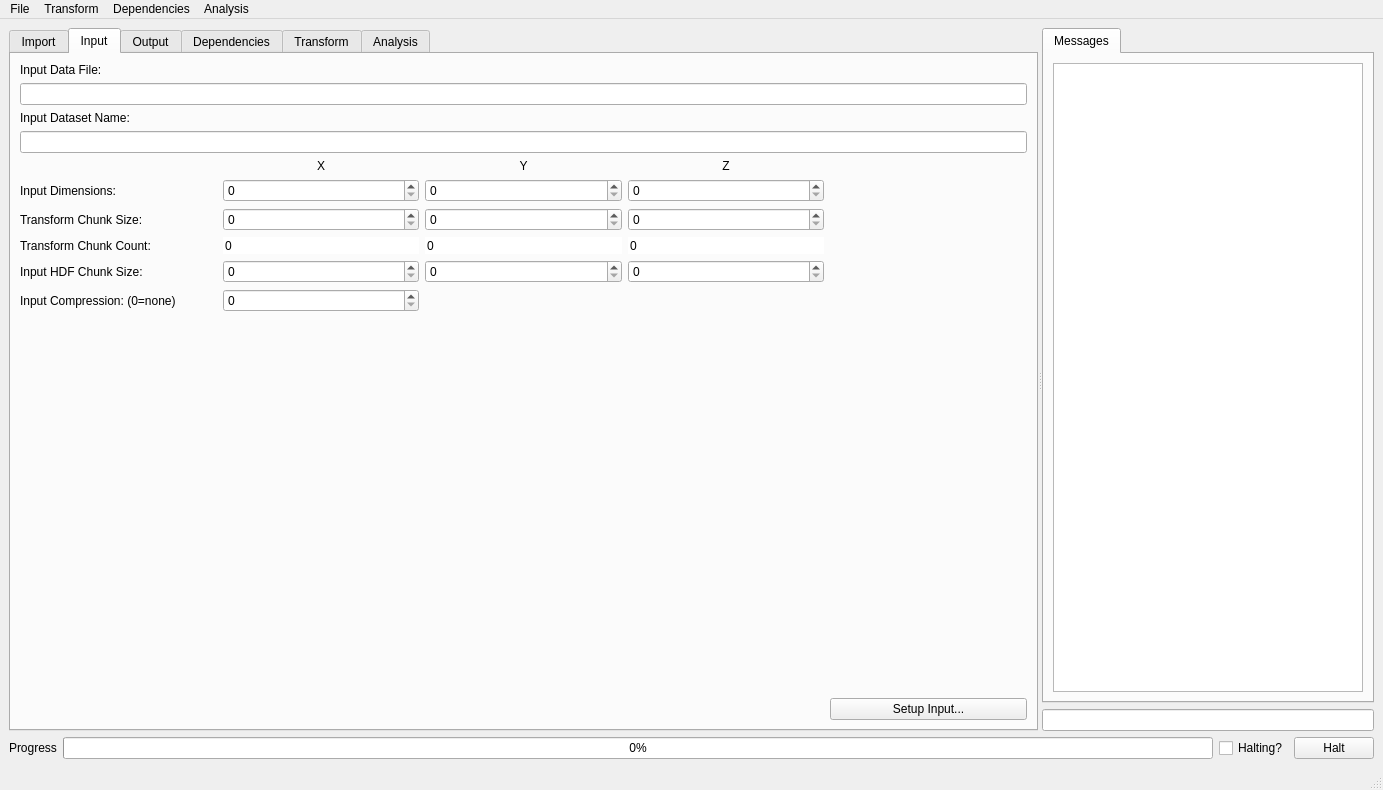
This is cctwqt/cctwqtmainwindow.ui in guyjennings/cctw as Qt 5 draws it before an edit. The edited form follows.
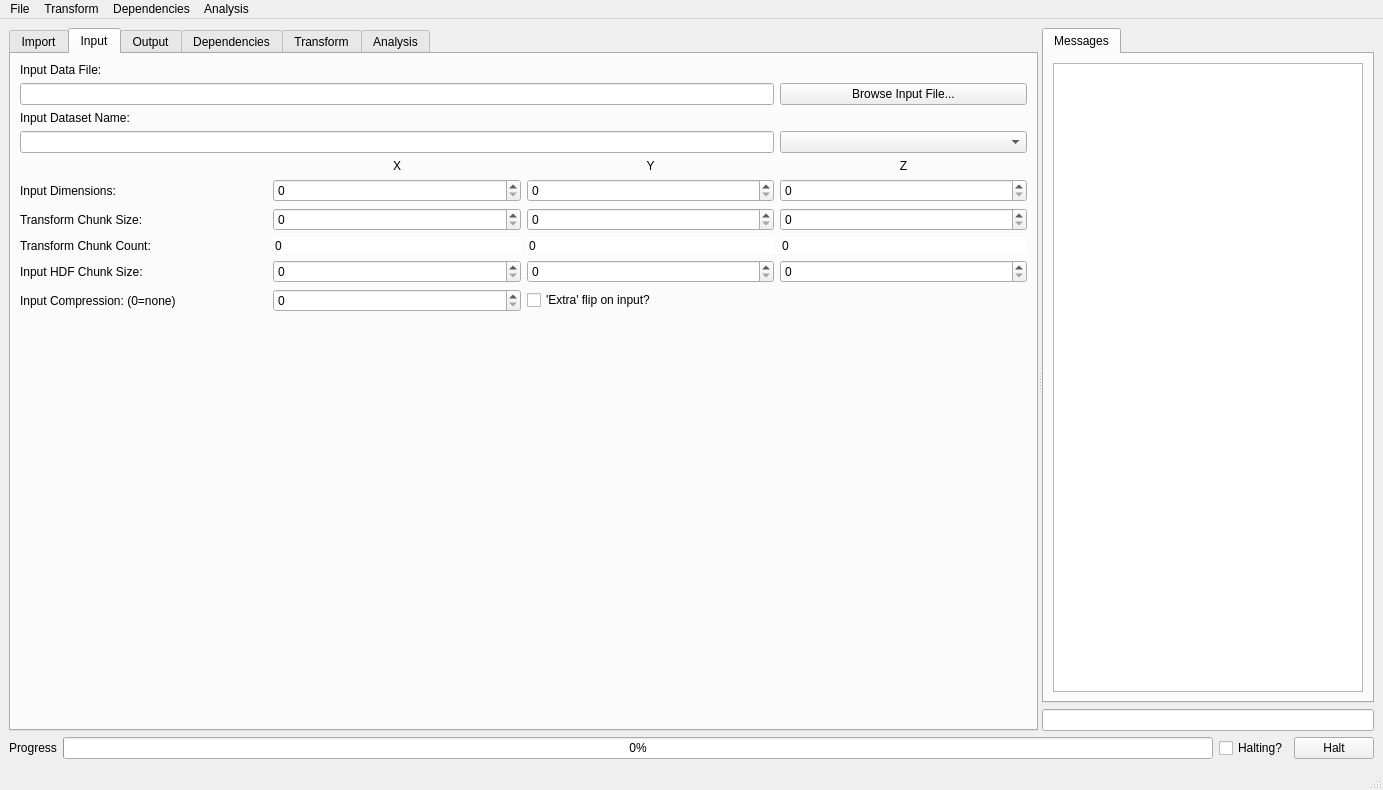
This is the edited form. Custom widgets are drawn as their Qt base class.

Commit message:
Moved 'setup input' dialog functionality into main window and eliminated setup input dialog
Added checkbox to control 'extraFlip' parameter

Patch:
```diff
--- a/cctwqt/cctwqtmainwindow.ui
+++ b/cctwqt/cctwqtmainwindow.ui
@@ -226,8 +226,39 @@
         <attribute name="title">
          <string>Input</string>
         </attribute>
-        <layout class="QGridLayout" name="gridLayout_4">
-         <item row="4" column="2">
+        <layout class="QGridLayout" name="gridLayout">
+         <item row="0" column="0">
+          <widget class="QLabel" name="label">
+           <property name="text">
+            <string>Input Data File:</string>
+           </property>
+          </widget>
+         </item>
+         <item row="1" column="3">
+          <widget class="QPushButton" name="m_BrowseInputFile">
+           <property name="text">
+            <string>Browse Input File...</string>
+           </property>
+          </widget>
+         </item>
+         <item row="2" column="0">
+          <widget class="QLabel" name="label_3">
+           <property name="text">
+            <string>Input Dataset Name:</string>
+           </property>
+          </widget>
+         </item>
+         <item row="5" column="1">
+          <widget class="QLabel" name="label_25">
+           <property name="text">
+            <string>X</string>
+           </property>
+           <property name="alignment">
+            <set>Qt::AlignCenter</set>
+           </property>
+          </widget>
+         </item>
+         <item row="5" column="2">
           <widget class="QLabel" name="label_26">
            <property name="text">
             <string>Y</string>
@@ -237,20 +268,7 @@
            </property>
           </widget>
          </item>
-         <item row="9" column="2">
-          <widget class="QSpinBox" name="m_InputHDFChunkY">
-           <property name="toolTip">
-            <string>Output HDF Chunk Size in Y</string>
-           </property>
-           <property name="readOnly">
-            <bool>false</bool>
-           </property>
-           <property name="maximum">
-            <number>999999</number>
-           </property>
-          </widget>
-         </item>
-         <item row="4" column="3">
+         <item row="5" column="3">
           <widget class="QLabel" name="label_27">
            <property name="text">
             <string>Z</string>
@@ -260,25 +278,15 @@
            </property>
           </widget>
          </item>
-         <item row="5" column="0">
+         <item row="6" column="0">
           <widget class="QLabel" name="label_17">
            <property name="text">
             <string>Input Dimensions:</string>
            </property>
           </widget>
          </item>
-         <item row="4" column="1">
-          <widget class="QLabel" name="label_25">
-           <property name="text">
-            <string>X</string>
-           </property>
-           <property name="alignment">
-            <set>Qt::AlignCenter</set>
-           </property>
-          </widget>
-         </item>
-         <item row="5" column="3">
-          <widget class="QSpinBox" name="m_InputDimensionsZ">
+         <item row="6" column="1">
+          <widget class="QSpinBox" name="m_InputDimensionsX">
            <property name="toolTip">
             <string>Output HDF Chunk Size in Z</string>
            </property>
@@ -290,21 +298,7 @@
            </property>
           </widget>
          </item>
-         <item row="2" column="0">
-          <widget class="QLabel" name="label_3">
-           <property name="text">
-            <string>Input Dataset Name:</string>
-           </property>
-          </widget>
-         </item>
-         <item row="1" column="0" colspan="5">
-          <widget class="QLineEdit" name="m_InputDataFileName">
-           <property name="readOnly">
-            <bool>true</bool>
-           </property>
-          </widget>
-         </item>
-         <item row="5" column="2">
+         <item row="6" column="2">
           <widget class="QSpinBox" name="m_InputDimensionsY">
            <property name="toolTip">
             <string>Output HDF Chunk Size in Y</string>
@@ -317,30 +311,10 @@
            </property>
           </widget>
          </item>
-         <item row="3" column="0" colspan="5">
-          <widget class="QLineEdit" name="m_InputDataSetName">
-           <property name="readOnly">
-            <bool>true</bool>
-           </property>
-          </widget>
-         </item>
-         <item row="7" column="2">
-          <widget class="QSpinBox" name="m_InputChunkY">
+         <item row="6" column="3">
+          <widget class="QSpinBox" name="m_InputDimensionsZ">
            <property name="toolTip">
-            <string>Output HDF Chunk Size in Y</string>
-           </property>
-           <property name="readOnly">
-            <bool>false</bool>
-           </property>
-           <property name="maximum">
-            <number>999999</number>
-           </property>
-          </widget>
-         </item>
-         <item row="7" column="1">
-          <widget class="QSpinBox" name="m_InputChunkX">
-           <property name="toolTip">
-            <string>Output HDF Chunk Size in X</string>
+            <string>Output HDF Chunk Size in Z</string>
            </property>
            <property name="readOnly">
             <bool>false</bool>
@@ -357,28 +331,34 @@
            </property>
           </widget>
          </item>
-         <item row="11" column="0" colspan="5">
-          <spacer name="verticalSpacer_2">
-           <property name="orientation">
-            <enum>Qt::Vertical</enum>
+         <item row="7" column="1">
+          <widget class="QSpinBox" name="m_InputChunkX">
+           <property name="toolTip">
+            <string>Output HDF Chunk Size in X</string>
            </property>
-           <property name="sizeHint" stdset="0">
-            <size>
-             <width>508</width>
-             <height>516</height>
-            </size>
+           <property name="readOnly">
+            <bool>false</bool>
            </property>
-          </spacer>
+           <property name="maximum">
+            <number>999999</number>
+           </property>
+          </widget>
          </item>
-         <item row="0" column="0">
-          <widget class="QLabel" name="label">
-           <property name="text">
-            <string>Input Data File:</string>
+         <item row="7" column="2">
+          <widget class="QSpinBox" name="m_InputChunkY">
+           <property name="toolTip">
+            <string>Output HDF Chunk Size in Y</string>
            </property>
+           <property name="readOnly">
+            <bool>false</bool>
+           </property>
+           <property name="maximum">
+            <number>999999</number>
+           </property>
           </widget>
          </item>
-         <item row="9" column="1">
-          <widget class="QSpinBox" name="m_InputHDFChunkX">
+         <item row="7" column="3">
+          <widget class="QSpinBox" name="m_InputChunkZ">
            <property name="toolTip">
             <string>Output HDF Chunk Size in X</string>
            </property>
@@ -390,25 +370,69 @@
            </property>
           </widget>
          </item>
-         <item row="12" column="4">
-          <widget class="QPushButton" name="m_SetupInputButton">
+         <item row="8" column="0">
+          <widget class="QLabel" name="label_18">
            <property name="text">
-            <string>Setup Input...</string>
+            <string>Transform Chunk Count:</string>
            </property>
           </widget>
          </item>
-         <item row="12" column="0" colspan="4">
-          <spacer name="horizontalSpacer_3">
-           <property name="orientation">
-            <enum>Qt::Horizontal</enum>
+         <item row="8" column="1">
+          <widget class="QSpinBox" name="m_InputCountX">
+           <property name="toolTip">
+            <string>Output HDF Chunk Size in X</string>
            </property>
-           <property name="sizeHint" stdset="0">
-            <size>
-             <width>501</width>
-             <height>20</height>
-            </size>
+           <property name="frame">
+            <bool>false</bool>
            </property>
-          </spacer>
+           <property name="readOnly">
+            <bool>true</bool>
+           </property>
+           <property name="buttonSymbols">
+            <enum>QAbstractSpinBox::NoButtons</enum>
+           </property>
+           <property name="maximum">
+            <number>999999</number>
+           </property>
+          </widget>
+         </item>
+         <item row="8" column="2">
+          <widget class="QSpinBox" name="m_InputCountY">
+           <property name="toolTip">
+            <string>Output HDF Chunk Size in Y</string>
+           </property>
+           <property name="frame">
+            <bool>false</bool>
+           </property>
+           <property name="readOnly">
+            <bool>true</bool>
+           </property>
+           <property name="buttonSymbols">
+            <enum>QAbstractSpinBox::NoButtons</enum>
+           </property>
+           <property name="maximum">
+            <number>999999</number>
+           </property>
+          </widget>
+         </item>
+         <item row="8" column="3">
+          <widget class="QSpinBox" name="m_InputCountZ">
+           <property name="toolTip">
+            <string>Output HDF Chunk Size in Z</string>
+           </property>
+           <property name="frame">
+            <bool>false</bool>
+           </property>
+           <property name="readOnly">
+            <bool>true</bool>
+           </property>
+           <property name="buttonSymbols">
+            <enum>QAbstractSpinBox::NoButtons</enum>
+           </property>
+           <property name="maximum">
+            <number>999999</number>
+           </property>
+          </widget>
          </item>
          <item row="9" column="0">
           <widget class="QLabel" name="label_12">
@@ -417,6 +441,45 @@
            </property>
           </widget>
          </item>
+         <item row="9" column="1">
+          <widget class="QSpinBox" name="m_InputHDFChunkX">
+           <property name="toolTip">
+            <string>Output HDF Chunk Size in X</string>
+           </property>
+           <property name="readOnly">
+            <bool>false</bool>
+           </property>
+           <property name="maximum">
+            <number>999999</number>
+           </property>
+          </widget>
+         </item>
+         <item row="9" column="2">
+          <widget class="QSpinBox" name="m_InputHDFChunkY">
+           <property name="toolTip">
+            <string>Output HDF Chunk Size in Y</string>
+           </property>
+           <property name="readOnly">
+            <bool>false</bool>
+           </property>
+           <property name="maximum">
+            <number>999999</number>
+           </property>
+          </widget>
+         </item>
+         <item row="9" column="3">
+          <widget class="QSpinBox" name="m_InputHDFChunkZ">
+           <property name="toolTip">
+            <string>Output HDF Chunk Size in Z</string>
+           </property>
+           <property name="readOnly">
+            <bool>false</bool>
+           </property>
+           <property name="maximum">
+            <number>999999</number>
+           </property>
+          </widget>
+         </item>
          <item row="10" column="0">
           <widget class="QLabel" name="label_13">
            <property name="text">
@@ -424,19 +487,6 @@
            </property>
           </widget>
          </item>
-         <item row="9" column="3">
-          <widget class="QSpinBox" name="m_InputHDFChunkZ">
-           <property name="toolTip">
-            <string>Output HDF Chunk Size in Z</string>
-           </property>
-           <property name="readOnly">
-            <bool>false</bool>
-           </property>
-           <property name="maximum">
-            <number>999999</number>
-           </property>
-          </widget>
-         </item>
          <item row="10" column="1">
           <widget class="QSpinBox" name="m_InputCompression">
            <property name="toolTip">
@@ -450,96 +500,43 @@
            </property>
           </widget>
          </item>
-         <item row="5" column="1">
-          <widget class="QSpinBox" name="m_InputDimensionsX">
-           <property name="toolTip">
-            <string>Output HDF Chunk Size in X</string>
-           </property>
-           <property name="readOnly">
-            <bool>false</bool>
-           </property>
-           <property name="maximum">
-            <number>999999</number>
-           </property>
-          </widget>
-         </item>
-         <item row="7" column="3">
-          <widget class="QSpinBox" name="m_InputChunkZ">
-           <property name="toolTip">
-            <string>Output HDF Chunk Size in Z</string>
-           </property>
-           <property name="readOnly">
-            <bool>false</bool>
-           </property>
-           <property name="maximum">
-            <number>999999</number>
-           </property>
-          </widget>
-         </item>
-         <item row="8" column="3">
-          <widget class="QSpinBox" name="m_InputCountZ">
-           <property name="toolTip">
-            <string>Output HDF Chunk Size in Z</string>
-           </property>
-           <property name="frame">
-            <bool>false</bool>
-           </property>
-           <property name="readOnly">
-            <bool>true</bool>
-           </property>
-           <property name="buttonSymbols">
-            <enum>QAbstractSpinBox::NoButtons</enum>
-           </property>
-           <property name="maximum">
-            <number>999999</number>
-           </property>
-          </widget>
-         </item>
-         <item row="8" column="2">
-          <widget class="QSpinBox" name="m_InputCountY">
-           <property name="toolTip">
-            <string>Output HDF Chunk Size in Y</string>
-           </property>
-           <property name="frame">
-            <bool>false</bool>
-           </property>
-           <property name="readOnly">
-            <bool>true</bool>
-           </property>
-           <property name="buttonSymbols">
-            <enum>QAbstractSpinBox::NoButtons</enum>
-           </property>
-           <property name="maximum">
-            <number>999999</number>
-           </property>
-          </widget>
-         </item>
-         <item row="8" column="1">
-          <widget class="QSpinBox" name="m_InputCountX">
-           <property name="toolTip">
-            <string>Output HDF Chunk Size in X</string>
-           </property>
-           <property name="frame">
-            <bool>false</bool>
-           </property>
-           <property name="readOnly">
-            <bool>true</bool>
-           </property>
-           <property name="buttonSymbols">
-            <enum>QAbstractSpinBox::NoButtons</enum>
-           </property>
-           <property name="maximum">
-            <number>999999</number>
-           </property>
-          </widget>
-         </item>
-         <item row="8" column="0">
-          <widget class="QLabel" name="label_18">
+         <item row="10" column="2">
+          <widget class="QCheckBox" name="m_ExtraFlip">
            <property name="text">
-            <string>Transform Chunk Count:</string>
+            <string>'Extra' flip on input?</string>
            </property>
           </widget>
          </item>
+         <item row="11" column="0" colspan="4">
+          <spacer name="verticalSpacer_2">
+           <property name="orientation">
+            <enum>Qt::Vertical</enum>
+           </property>
+           <property name="sizeHint" stdset="0">
+            <size>
+             <width>508</width>
+             <height>516</height>
+            </size>
+           </property>
+          </spacer>
+         </item>
+         <item row="1" column="0" colspan="3">
+          <widget class="QLineEdit" name="m_InputDataFileName">
+           <property name="readOnly">
+            <bool>false</bool>
+           </property>
+          </widget>
+         </item>
+         <item row="3" column="0" colspan="3">
+          <widget class="QLineEdit" name="m_InputDataSetName">
+           <property name="readOnly">
+            <bool>false</bool>
+           </property>
+          </widget>
+         </item>
+         <item row="3" column="3">
+          <widget class="QComboBox" name="m_BrowseInputDataset"/>
+         </item>
         </layout>
        </widget>
        <widget class="QWidget" name="m_OutputTab">
```
Left out of the diff: 11 changed lines with no effect on the pictures. The commit also changes 9 other files.
